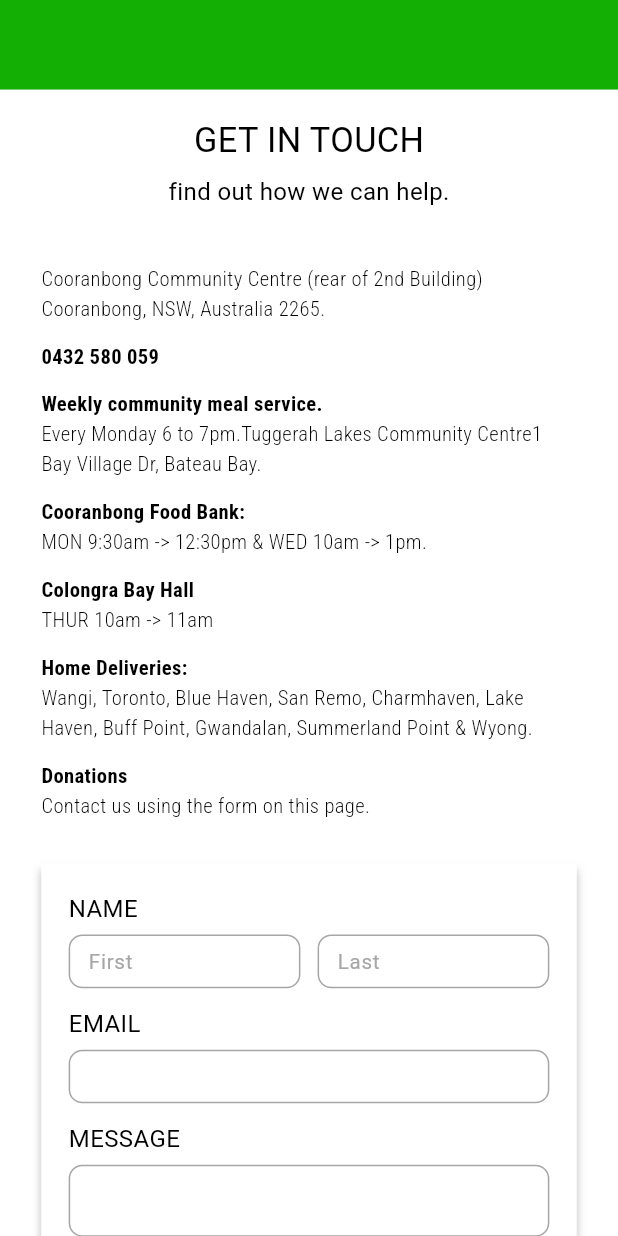
After one commit to rahulkandel07/assignment, a Flutter app: the GetInTouchScreen screen opened by its route, on a phone screen of 412 x 824 dp. The commit adds this screen. Run offline on Flutter 3.47's test engine with Material 3 defaults, Android fonts, the phone set to English and light mode, and no system bars; our stand-ins replace flutter_screenutil, google_fonts; Roboto replaces fonts that are missing (Yaldevi).

Commit message:
Added the contact us screen

```diff
--- a/lib/constants/app_colors.dart
+++ b/lib/constants/app_colors.dart
@@ -40,4 +40,9 @@ class AppColors {
   /// #FFBF3F
   ///
   static const Color oxffFFBF3F = Color(0xffFFBF3F);
+
+  ///
+  /// #A6A6A6
+  ///
+  static const Color oxffA6A6A6 = Color(0xffA6A6A6);
 }
--- a/lib/constants/app_routes.dart
+++ b/lib/constants/app_routes.dart
@@ -23,4 +23,9 @@ class AppRoutes {
   /// Route For the Our partner screen
   ///
   static const String ourPartnerScreenRoute = "/our-partner";
+
+  ///
+  /// Route For the Our partner screen
+  ///
+  static const String getInTouchScreenRoute = "/get-in-touch-screen";
 }
--- a/lib/features/homepage/screens/explore_southlake_screen.dart
+++ b/lib/features/homepage/screens/explore_southlake_screen.dart
@@ -42,7 +42,7 @@ class ExploreSouthlakeScreen extends StatelessWidget {
     {
       "image": AppImages.phone,
       "title": "Contact Us",
-      "route": AppRoutes.exploreSouthLakeScreen,
+      "route": AppRoutes.getInTouchScreenRoute,
       "color": AppColors.oxffEECF27,
     },
     {
--- /dev/null
+++ b/lib/features/homepage/screens/get_in_touch_screen.dart
@@ -0,0 +1,388 @@
+import 'package:assignment/constants/app_colors.dart';
+import 'package:flutter/material.dart';
+import 'package:flutter_screenutil/flutter_screenutil.dart';
+import 'package:google_fonts/google_fonts.dart';
+
+class GetInTouchScreen extends StatelessWidget {
+  const GetInTouchScreen({super.key});
+
+  @override
+  Widget build(BuildContext context) {
+    return Scaffold(
+      body: SafeArea(
+        child: SingleChildScrollView(
+          child: Column(
+            children: [
+              Container(
+                height: 50.h,
+                color: AppColors.oxff13AF05,
+              ),
+              Padding(
+                padding: EdgeInsets.only(top: 15.h),
+                child: Text(
+                  "GET IN TOUCH",
+                  style: GoogleFonts.yaldevi(
+                    fontSize: 20.sp,
+                    color: Colors.black,
+                    fontWeight: FontWeight.w400,
+                  ),
+                ),
+              ),
+              Padding(
+                padding: EdgeInsets.only(bottom: 15.h, top: 5.h),
+                child: Text(
+                  "find out how we can help.",
+                  style: GoogleFonts.yaldevi(
+                    fontSize: 14.sp,
+                    color: Colors.black,
+                    fontWeight: FontWeight.w400,
+                  ),
+                ),
+              ),
+              15.verticalSpace,
+              Padding(
+                padding: EdgeInsets.symmetric(horizontal: 24.w),
+                child: Column(
+                  mainAxisAlignment: MainAxisAlignment.start,
+                  crossAxisAlignment: CrossAxisAlignment.start,
+                  children: [
+                    Text(
+                      "Cooranbong Community Centre (rear of 2nd Building) Cooranbong, NSW, Australia 2265.",
+                      style: GoogleFonts.robotoCondensed(
+                        fontSize: 12.sp,
+                        fontWeight: FontWeight.w300,
+                        color: Colors.black,
+                      ),
+                    ),
+                    10.verticalSpace,
+                    Text(
+                      "0432 580 059",
+                      style: GoogleFonts.robotoCondensed(
+                        fontSize: 12.sp,
+                        fontWeight: FontWeight.w700,
+                        color: Colors.black,
+                      ),
+                    ),
+                    10.verticalSpace,
+                    Text(
+                      "Weekly community meal service.",
+                      style: GoogleFonts.robotoCondensed(
+                        fontSize: 12.sp,
+                        fontWeight: FontWeight.w700,
+                        color: Colors.black,
+                      ),
+                    ),
+                    Text(
+                      "Every Monday 6 to 7pm.Tuggerah Lakes Community Centre1 Bay Village Dr, Bateau Bay.",
+                      style: GoogleFonts.robotoCondensed(
+                        fontSize: 12.sp,
+                        fontWeight: FontWeight.w300,
+                        color: Colors.black,
+                      ),
+                    ),
+                    10.verticalSpace,
+                    Text(
+                      "Cooranbong Food Bank:",
+                      style: GoogleFonts.robotoCondensed(
+                        fontSize: 12.sp,
+                        fontWeight: FontWeight.w700,
+                        color: Colors.black,
+                      ),
+                    ),
+                    Text(
+                      "MON 9:30am -> 12:30pm & WED 10am -> 1pm.",
+                      style: GoogleFonts.robotoCondensed(
+                        fontSize: 12.sp,
+                        fontWeight: FontWeight.w300,
+                        color: Colors.black,
+                      ),
+                    ),
+                    10.verticalSpace,
+                    Text(
+                      "Colongra Bay Hall",
+                      style: GoogleFonts.robotoCondensed(
+                        fontSize: 12.sp,
+                        fontWeight: FontWeight.w700,
+                        color: Colors.black,
+                      ),
+                    ),
+                    Text(
+                      "THUR 10am -> 11am",
+                      style: GoogleFonts.robotoCondensed(
+                        fontSize: 12.sp,
+                        fontWeight: FontWeight.w300,
+                        color: Colors.black,
+                      ),
+                    ),
+                    10.verticalSpace,
+                    Text(
+                      "Home Deliveries:",
+                      style: GoogleFonts.robotoCondensed(
+                        fontSize: 12.sp,
+                        fontWeight: FontWeight.w700,
+                        color: Colors.black,
+                      ),
+                    ),
+                    Text(
+                      "Wangi, Toronto, Blue Haven, San Remo, Charmhaven, Lake Haven, Buff Point, Gwandalan, Summerland Point & Wyong.",
+                      style: GoogleFonts.robotoCondensed(
+                        fontSize: 12.sp,
+                        fontWeight: FontWeight.w300,
+                        color: Colors.black,
+                      ),
+                    ),
+                    10.verticalSpace,
+                    Text(
+                      "Donations",
+                      style: GoogleFonts.robotoCondensed(
+                        fontSize: 12.sp,
+                        fontWeight: FontWeight.w700,
+                        color: Colors.black,
+                      ),
+                    ),
+                    Text(
+                      "Contact us using the form on this page.",
+                      style: GoogleFonts.robotoCondensed(
+                        fontSize: 12.sp,
+                        fontWeight: FontWeight.w300,
+                        color: Colors.black,
+                      ),
+                    ),
+                    24.verticalSpace,
+                    Container(
+                      // height: 284.h,
+                      width: double.infinity,
+                      padding: EdgeInsets.all(16.sp),
+                      decoration: const BoxDecoration(
+                        color: Colors.white,
+                        boxShadow: [
+                          BoxShadow(
+                            color: Colors.black26,
+                            offset: Offset(0, 4),
+                            blurRadius: 4,
+                          )
+                        ],
+                      ),
+                      child: Column(
+                        mainAxisAlignment: MainAxisAlignment.start,
+                        crossAxisAlignment: CrossAxisAlignment.start,
+                        children: [
+                          Text(
+                            "NAME",
+                            style: GoogleFonts.roboto(
+                              fontWeight: FontWeight.w400,
+                              fontSize: 14.sp,
+                              color: Colors.black,
+                            ),
+                          ),
+                          5.verticalSpace,
+                          Row(
+                            mainAxisAlignment: MainAxisAlignment.spaceBetween,
+                            children: [
+                              SizedBox(
+                                width: 135.w,
+                                child: TextFormField(
+                                  decoration: InputDecoration(
+                                    floatingLabelBehavior:
+                                        FloatingLabelBehavior.never,
+                                    constraints:
+                                        BoxConstraints(maxHeight: 30.h),
+                                    border: OutlineInputBorder(
+                                      borderRadius: BorderRadius.all(
+                                        Radius.circular(8.r),
+                                      ),
+                                      borderSide: const BorderSide(
+                                          color: AppColors.oxffA6A6A6),
+                                    ),
+                                    enabledBorder: OutlineInputBorder(
+                                      borderRadius: BorderRadius.all(
+                                        Radius.circular(8.r),
+                                      ),
+                                      borderSide: const BorderSide(
+                                          color: AppColors.oxffA6A6A6),
+                                    ),
+                                    focusedBorder: OutlineInputBorder(
+                                      borderRadius: BorderRadius.all(
+                                        Radius.circular(8.r),
+                                      ),
+                                      borderSide: const BorderSide(
+                                          color: AppColors.oxffA6A6A6),
+                                    ),
+                                    contentPadding: EdgeInsets.all(8.sp),
+                                    label: Text(
+                                      "First",
+                                      style: GoogleFonts.roboto(
+                                        color: AppColors.oxffA6A6A6,
+                                        fontSize: 12.sp,
+                                        fontWeight: FontWeight.w400,
+                                      ),
+                                    ),
+                                  ),
+                                ),
+                              ),
+
+                              // * LAst Name
+                              SizedBox(
+                                width: 135.w,
+                                child: TextFormField(
+                                  decoration: InputDecoration(
+                                    floatingLabelBehavior:
+                                        FloatingLabelBehavior.never,
+                                    constraints:
+                                        BoxConstraints(maxHeight: 30.h),
+                                    border: OutlineInputBorder(
+                                      borderRadius: BorderRadius.all(
+                                        Radius.circular(8.r),
+                                      ),
+                                      borderSide: const BorderSide(
+                                          color: AppColors.oxffA6A6A6),
+                                    ),
+                                    enabledBorder: OutlineInputBorder(
+                                      borderRadius: BorderRadius.all(
+                                        Radius.circular(8.r),
+                                      ),
+                                      borderSide: const BorderSide(
+                                          color: AppColors.oxffA6A6A6),
+                                    ),
+                                    focusedBorder: OutlineInputBorder(
+                                      borderRadius: BorderRadius.all(
+                                        Radius.circular(8.r),
+                                      ),
+                                      borderSide: const BorderSide(
+                                          color: AppColors.oxffA6A6A6),
+                                    ),
+                                    contentPadding: EdgeInsets.all(8.sp),
+                                    label: Text(
+                                      "Last",
+                                      style: GoogleFonts.roboto(
+                                        color: AppColors.oxffA6A6A6,
+                                        fontSize: 12.sp,
+                                        fontWeight: FontWeight.w400,
+                                      ),
+                                    ),
+                                  ),
+                                ),
+                              )
+                            ],
+                          ),
+
+                          // * Email Address
+                          10.verticalSpace,
+                          Text(
+                            "EMAIL",
+                            style: GoogleFonts.roboto(
+                              fontWeight: FontWeight.w400,
+                              fontSize: 14.sp,
+                              color: Colors.black,
+                            ),
+                          ),
+                          5.verticalSpace,
+                          TextFormField(
+                            decoration: InputDecoration(
+                              floatingLabelBehavior:
+                                  FloatingLabelBehavior.never,
+                              constraints: BoxConstraints(maxHeight: 30.h),
+                              border: OutlineInputBorder(
+                                borderRadius: BorderRadius.all(
+                                  Radius.circular(8.r),
+                                ),
+                                borderSide: const BorderSide(
+                                    color: AppColors.oxffA6A6A6),
+                              ),
+                              enabledBorder: OutlineInputBorder(
+                                borderRadius: BorderRadius.all(
+                                  Radius.circular(8.r),
+                                ),
+                                borderSide: const BorderSide(
+                                    color: AppColors.oxffA6A6A6),
+                              ),
+                              focusedBorder: OutlineInputBorder(
+                                borderRadius: BorderRadius.all(
+                                  Radius.circular(8.r),
+                                ),
+                                borderSide: const BorderSide(
+                                    color: AppColors.oxffA6A6A6),
+                              ),
+                              contentPadding: EdgeInsets.all(8.sp),
+                            ),
+                          ),
+
+                          // * Message BOX
+                          10.verticalSpace,
+                          Text(
+                            "MESSAGE",
+                            style: GoogleFonts.roboto(
+                              fontWeight: FontWeight.w400,
+                              fontSize: 14.sp,
+                              color: Colors.black,
+                            ),
+                          ),
+                          5.verticalSpace,
+                          TextFormField(
+                            maxLines: 5,
+                            minLines: 1,
+                            keyboardType: TextInputType.multiline,
+                            decoration: InputDecoration(
+                              floatingLabelBehavior:
+                                  FloatingLabelBehavior.never,
+                              border: OutlineInputBorder(
+                                borderRadius: BorderRadius.all(
+                                  Radius.circular(8.r),
+                                ),
+                                borderSide: const BorderSide(
+                                    color: AppColors.oxffA6A6A6),
+                              ),
+                              enabledBorder: OutlineInputBorder(
+                                borderRadius: BorderRadius.all(
+                                  Radius.circular(8.r),
+                                ),
+                                borderSide: const BorderSide(
+                                    color: AppColors.oxffA6A6A6),
+                              ),
+                              focusedBorder: OutlineInputBorder(
+                                borderRadius: BorderRadius.all(
+                                  Radius.circular(8.r),
+                                ),
+                                borderSide: const BorderSide(
+                                    color: AppColors.oxffA6A6A6),
+                              ),
+                              contentPadding: EdgeInsets.all(8.sp),
+                            ),
+                          ),
+
+                          20.verticalSpace,
+
+                          Center(
+                            child: ElevatedButton(
+                              style: ElevatedButton.styleFrom(
+                                fixedSize: Size(120.w, 31.h),
+                                backgroundColor: AppColors.oxff13AF05,
+                                elevation: 4,
+                                shadowColor: Colors.black26,
+                              ),
+                              onPressed: () {},
+                              child: Text(
+                                "Submit",
+                                style: GoogleFonts.roboto(
+                                  fontSize: 16.sp,
+                                  fontWeight: FontWeight.w400,
+                                  color: Colors.white,
+                                ),
+                              ),
+                            ),
+                          ),
+                          15.verticalSpace,
+                        ],
+                      ),
+                    ),
+                    15.verticalSpace,
+                  ],
+                ),
+              ),
+            ],
+          ),
+        ),
+      ),
+    );
+  }
+}
--- a/lib/main.dart
+++ b/lib/main.dart
@@ -1,5 +1,6 @@
 import 'package:assignment/constants/app_routes.dart';
 import 'package:assignment/features/homepage/screens/explore_southlake_screen.dart';
+import 'package:assignment/features/homepage/screens/get_in_touch_screen.dart';
 import 'package:assignment/features/homepage/screens/how_can_you_help_screen.dart';
 import 'package:assignment/features/homepage/screens/our_impact_screen.dart';
 import 'package:assignment/features/homepage/screens/our_partner_screen.dart';
@@ -37,6 +38,7 @@ class MyApp extends StatelessWidget {
             AppRoutes.howCanYouHelpScreenRoute: (ctx) =>
                 const HowCanYouHelpScreen(),
             AppRoutes.ourPartnerScreenRoute: (ctx) => const OurPartnerScreen(),
+            AppRoutes.getInTouchScreenRoute: (ctx) => const GetInTouchScreen(),
           },
         );
       },
```
